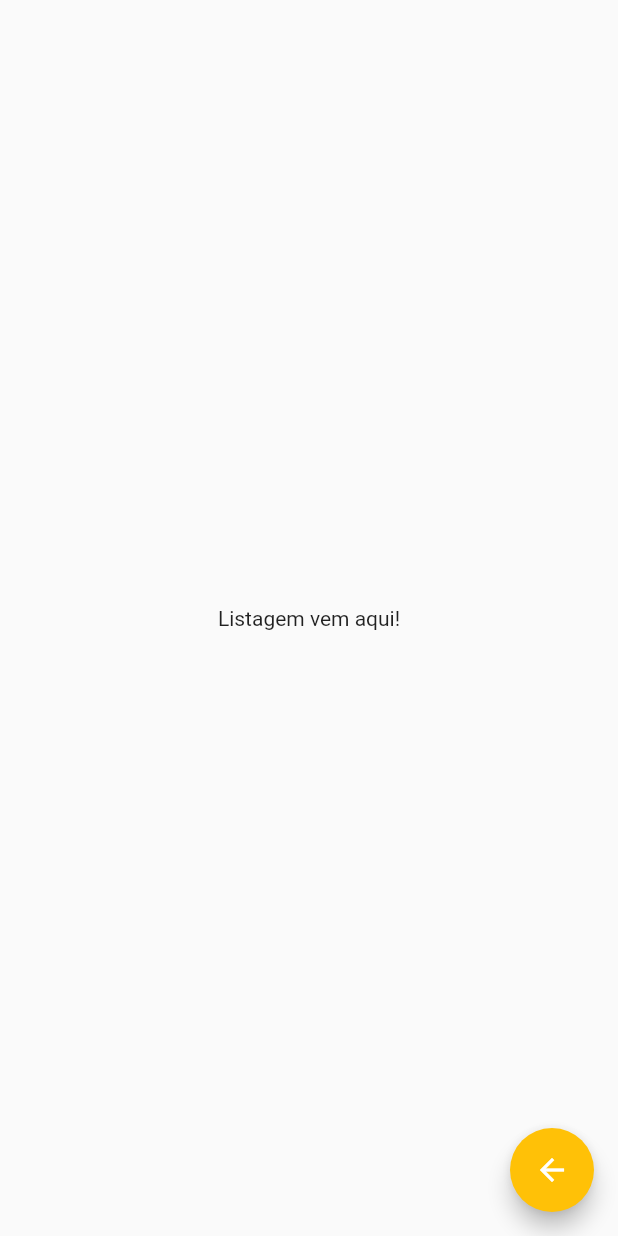
After one commit to bernardohrl/tutorial_flutter_app, a Flutter app: the SimulationSelector screen opened directly, on a phone screen of 412 x 824 dp. The commit adds this screen. Run offline on Flutter 3.47's test engine with Material 2 defaults, Android fonts, the phone set to English and light mode, and no system bars.

Commit message:
Starts Navigation

```diff
--- /dev/null
+++ b/lib/simulationSelector.dart
@@ -0,0 +1,19 @@
+import 'package:flutter/material.dart';
+
+class SimulationSelector extends StatelessWidget {
+  @override
+  Widget build(BuildContext context) {
+    return Scaffold(
+      body: Center(
+        child: Text('Listagem vem aqui!'),
+      ),
+      floatingActionButton: FloatingActionButton(
+        onPressed: () {
+          Navigator.pop(context);
+        },
+        child: Icon(Icons.arrow_back),
+        backgroundColor: Colors.amber,
+      ),
+    );
+  }
+}
```
Also changed, not shown: lib/initial_page.dart (+9 -3 lines), lib/selector.dart (deleted, +0 -12 lines).
